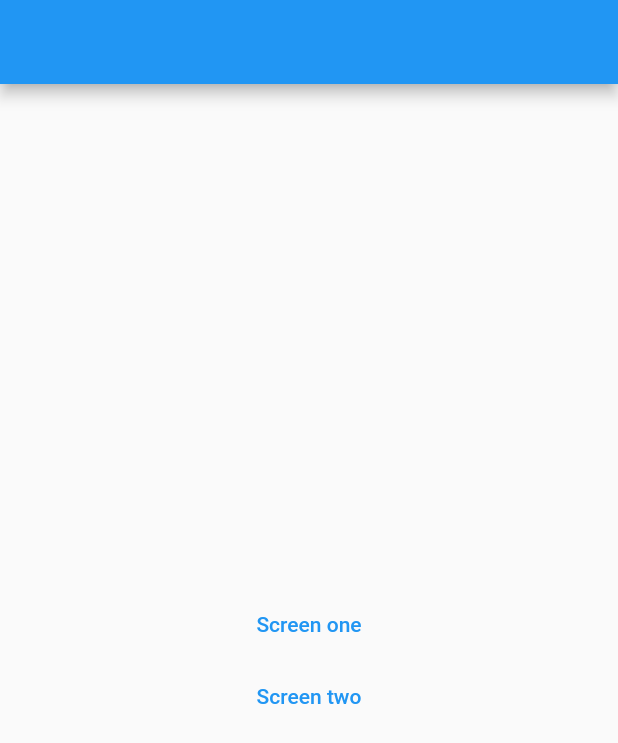
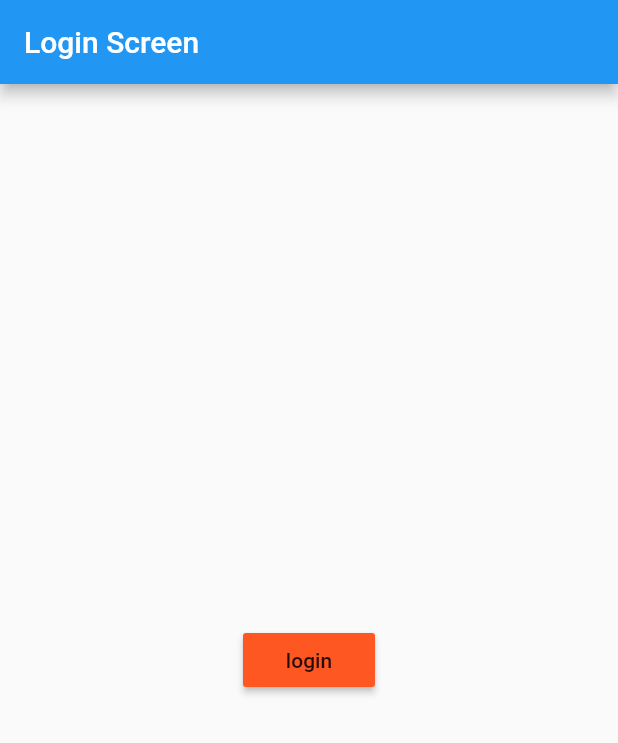
Before and after one commit to Mohamed-Yassien/flutter_get_x, a Flutter app: the screen it shows after launch, on a phone screen of 412 x 824 dp. Shown: the top 743 px of the screen. Run offline on Flutter 3.47's test engine with Material 2 defaults, Android fonts, the phone set to English and light mode, and no system bars; our stand-ins replace get, shared_preferences.

```diff
--- /dev/null
+++ b/lib/core/utils/auth_middleware.dart
@@ -0,0 +1,13 @@
+import 'package:flutter/material.dart';
+import 'package:flutter_getx/main.dart';
+import 'package:get/get.dart';
+
+class AuthMiddleWare extends GetMiddleware {
+  @override
+  RouteSettings? redirect(String? route) {
+    if (sharedPreferences!.getString('id') != null) {
+      return const RouteSettings(name: '/home');
+    }
+    return null;
+  }
+}
--- a/lib/main.dart
+++ b/lib/main.dart
@@ -1,10 +1,17 @@
 import 'package:flutter/material.dart';
+import 'package:flutter_getx/core/utils/auth_middleware.dart';
 import 'package:flutter_getx/core/utils/my_binding.dart';
+import 'package:flutter_getx/view/screens/login_screen.dart';
 import 'package:get/get.dart';
+import 'package:shared_preferences/shared_preferences.dart';
 
 import 'view/screens/home_screen.dart';
 
-main() {
+SharedPreferences? sharedPreferences;
+
+main() async {
+  WidgetsFlutterBinding.ensureInitialized();
+  sharedPreferences = await SharedPreferences.getInstance();
   runApp(const MyApp());
 }
 
@@ -13,10 +20,19 @@ class MyApp extends StatelessWidget {
 
   @override
   Widget build(BuildContext context) {
-    return   GetMaterialApp(
+    return GetMaterialApp(
       debugShowCheckedModeBanner: false,
       initialBinding: MyBinding(),
-      home: HomeScreen(),
+      getPages: [
+        GetPage(
+          name: '/',
+          page: () => const LoginScreen(),
+          middlewares: [
+            AuthMiddleWare(),
+          ],
+        ),
+        GetPage(name: '/home', page: () => const HomeScreen()),
+      ],
     );
   }
 }
--- a/lib/view/screens/home_screen.dart
+++ b/lib/view/screens/home_screen.dart
@@ -1,10 +1,11 @@
 import 'package:flutter/material.dart';
+import 'package:flutter_getx/main.dart';
 import 'package:flutter_getx/view/screens/screen_one.dart';
 import 'package:flutter_getx/view/screens/screen_two.dart';
 import 'package:get/get.dart';
 
 class HomeScreen extends StatelessWidget {
-   HomeScreen({Key? key}) : super(key: key);
+  const HomeScreen({Key? key}) : super(key: key);
 
   @override
   Widget build(BuildContext context) {
@@ -16,15 +17,23 @@ class HomeScreen extends StatelessWidget {
           children: [
             TextButton(
               onPressed: () {
-                Get.to(() =>  ScreenOne());
+                Get.to(() => ScreenOne());
               },
               child: const Text('Screen one'),
             ),
             TextButton(
               onPressed: () {
-                Get.to(() =>  const ScreenTwo());
+                Get.to(() => const ScreenTwo());
               },
               child: const Text('Screen two'),
+            ),
+            MaterialButton(
+              onPressed: () {
+                sharedPreferences!.clear();
+                Get.offNamed('/');
+              },
+              color: Colors.red,
+              child: const Text('sign out'),
             ),
           ],
         ),
--- /dev/null
+++ b/lib/view/screens/login_screen.dart
@@ -0,0 +1,27 @@
+import 'package:flutter/material.dart';
+import 'package:flutter_getx/main.dart';
+import 'package:flutter_getx/view/screens/home_screen.dart';
+import 'package:get/get.dart';
+
+class LoginScreen extends StatelessWidget {
+  const LoginScreen({Key? key}) : super(key: key);
+
+  @override
+  Widget build(BuildContext context) {
+    return Scaffold(
+      appBar: AppBar(
+        title: const Text('Login Screen'),
+      ),
+      body: Center(
+        child: MaterialButton(
+          onPressed: () {
+            sharedPreferences!.setString('id', '1');
+            Get.offAllNamed('/home');
+          },
+          color: Colors.deepOrange,
+          child: const Text('login'),
+        ),
+      ),
+    );
+  }
+}
--- a/pubspec.yaml
+++ b/pubspec.yaml
@@ -35,6 +35,7 @@ dependencies:
   # Use with the CupertinoIcons class for iOS style icons.
   cupertino_icons: ^1.0.2
   get: ^4.6.5
+  shared_preferences:
 
 dev_dependencies:
   flutter_test:
```
Also changed, not shown: pubspec.lock.
